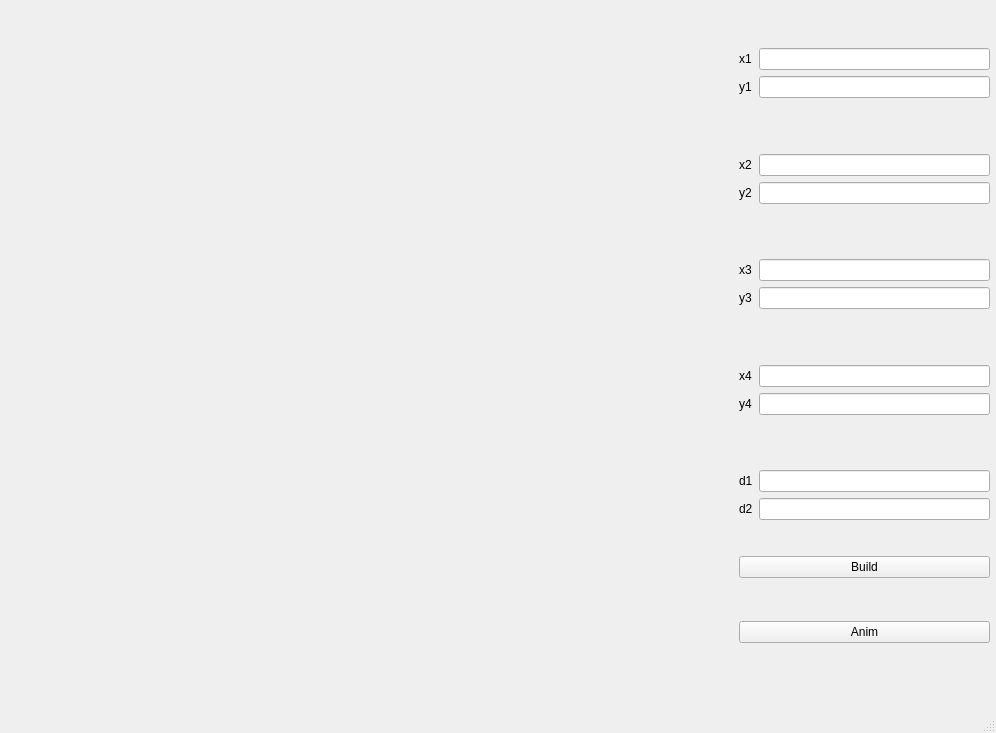
Qt form untitled.ui (Kiraprint/ViGraph) before a commit.
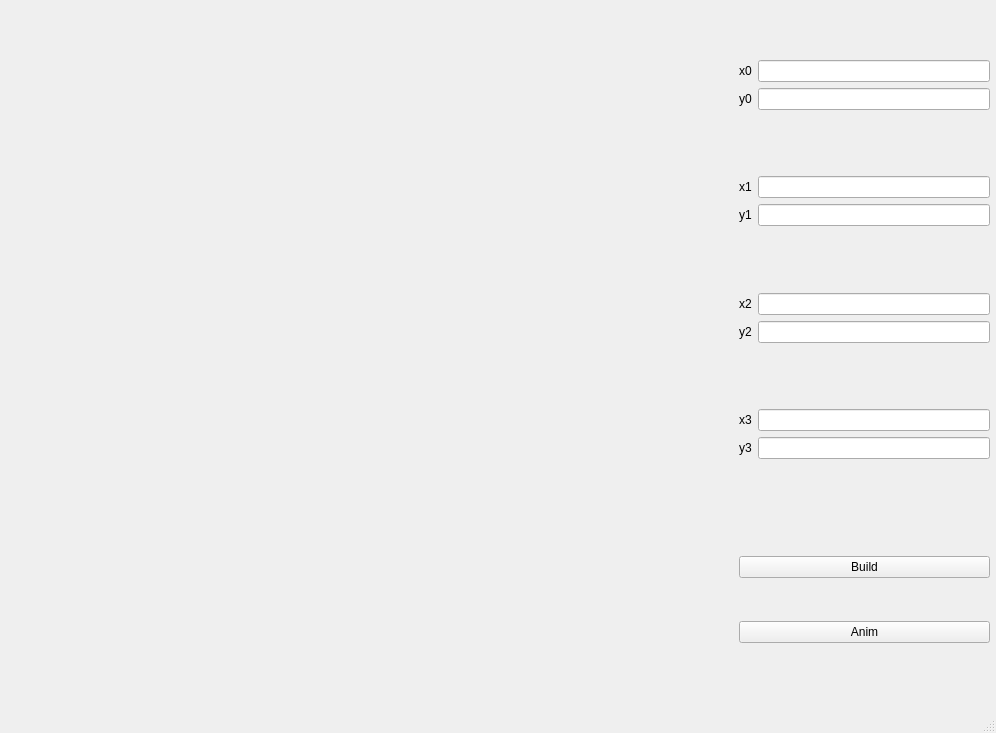
The same form after that commit.

Commit message: markers were editted, added start graph png, all work as I need. TODO: add polar-dekart button, add

```diff
--- a/untitled.ui
+++ b/untitled.ui
@@ -43,25 +43,38 @@
      </rect>
     </property>
     <layout class="QFormLayout" name="formLayout">
+     <item row="0" column="1">
+      <spacer name="verticalSpacer_3">
+       <property name="orientation">
+        <enum>Qt::Vertical</enum>
+       </property>
+       <property name="sizeHint" stdset="0">
+        <size>
+         <width>20</width>
+         <height>40</height>
+        </size>
+       </property>
+      </spacer>
+     </item>
      <item row="1" column="0">
-      <widget class="QLabel" name="x1l">
+      <widget class="QLabel" name="x0l">
        <property name="text">
-        <string>x1</string>
+        <string>x0</string>
        </property>
       </widget>
      </item>
      <item row="1" column="1">
-      <widget class="QLineEdit" name="x1"/>
+      <widget class="QLineEdit" name="x0"/>
      </item>
      <item row="2" column="0">
-      <widget class="QLabel" name="y1l">
+      <widget class="QLabel" name="y0l">
        <property name="text">
-        <string>y1</string>
+        <string>y0</string>
        </property>
       </widget>
      </item>
      <item row="2" column="1">
-      <widget class="QLineEdit" name="y1"/>
+      <widget class="QLineEdit" name="y0"/>
      </item>
      <item row="3" column="1">
       <spacer name="verticalSpacer_2">
@@ -77,24 +90,24 @@
       </spacer>
      </item>
      <item row="4" column="0">
-      <widget class="QLabel" name="x2l">
+      <widget class="QLabel" name="x1l">
        <property name="text">
-        <string>x2</string>
+        <string>x1</string>
        </property>
       </widget>
      </item>
      <item row="4" column="1">
-      <widget class="QLineEdit" name="x2"/>
+      <widget class="QLineEdit" name="x1"/>
      </item>
      <item row="5" column="0">
-      <widget class="QLabel" name="y2l">
+      <widget class="QLabel" name="y1l">
        <property name="text">
-        <string>y2</string>
+        <string>y1</string>
        </property>
       </widget>
      </item>
      <item row="5" column="1">
-      <widget class="QLineEdit" name="y2"/>
+      <widget class="QLineEdit" name="y1"/>
      </item>
      <item row="6" column="1">
       <spacer name="verticalSpacer_4">
@@ -110,24 +123,24 @@
       </spacer>
      </item>
      <item row="7" column="0">
-      <widget class="QLabel" name="x3l">
+      <widget class="QLabel" name="x2l">
        <property name="text">
-        <string>x3</string>
+        <string>x2</string>
        </property>
       </widget>
      </item>
      <item row="7" column="1">
-      <widget class="QLineEdit" name="x3"/>
+      <widget class="QLineEdit" name="x2"/>
      </item>
      <item row="8" column="0">
-      <widget class="QLabel" name="y3l">
+      <widget class="QLabel" name="y2l">
        <property name="text">
-        <string>y3</string>
+        <string>y2</string>
        </property>
       </widget>
      </item>
      <item row="8" column="1">
-      <widget class="QLineEdit" name="y3"/>
+      <widget class="QLineEdit" name="y2"/>
      </item>
      <item row="9" column="1">
       <spacer name="verticalSpacer_6">
@@ -143,24 +156,21 @@
       </spacer>
      </item>
      <item row="10" column="0">
-      <widget class="QLabel" name="x4l">
+      <widget class="QLabel" name="x3l">
        <property name="text">
-        <string>x4</string>
+        <string>x3</string>
        </property>
       </widget>
      </item>
-     <item row="10" column="1">
-      <widget class="QLineEdit" name="x4"/>
-     </item>
      <item row="11" column="0">
-      <widget class="QLabel" name="y4l">
+      <widget class="QLabel" name="y3l">
        <property name="text">
-        <string>y4</string>
+        <string>y3</string>
        </property>
       </widget>
      </item>
      <item row="11" column="1">
-      <widget class="QLineEdit" name="y6"/>
+      <widget class="QLineEdit" name="y3"/>
      </item>
      <item row="12" column="1">
       <spacer name="verticalSpacer">
@@ -175,38 +185,8 @@
        </property>
       </spacer>
      </item>
-     <item row="13" column="0">
-      <widget class="QLabel" name="d1l">
-       <property name="text">
-        <string>d1</string>
-       </property>
-      </widget>
-     </item>
-     <item row="13" column="1">
-      <widget class="QLineEdit" name="d1"/>
-     </item>
-     <item row="14" column="0">
-      <widget class="QLabel" name="d2l">
-       <property name="text">
-        <string>d2</string>
-       </property>
-      </widget>
-     </item>
-     <item row="14" column="1">
-      <widget class="QLineEdit" name="d2"/>
-     </item>
-     <item row="0" column="1">
-      <spacer name="verticalSpacer_3">
-       <property name="orientation">
-        <enum>Qt::Vertical</enum>
-       </property>
-       <property name="sizeHint" stdset="0">
-        <size>
-         <width>20</width>
-         <height>40</height>
-        </size>
-       </property>
-      </spacer>
+     <item row="10" column="1">
+      <widget class="QLineEdit" name="x3"/>
      </item>
     </layout>
    </widget>
@@ -221,14 +201,14 @@
     </property>
     <layout class="QVBoxLayout" name="verticalLayout">
      <item>
-      <widget class="QPushButton" name="pushButton_2">
+      <widget class="QPushButton" name="Build">
        <property name="text">
         <string>Build</string>
        </property>
       </widget>
      </item>
      <item>
-      <widget class="QPushButton" name="pushButton">
+      <widget class="QPushButton" name="Anim">
        <property name="text">
         <string>Anim</string>
        </property>
```
The commit also changes 7 other files.
